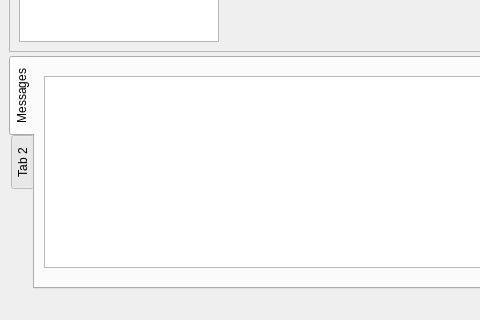
Old version of the form blocks/eyeBlocks/templates/blocks.ui in the repository csparkresearch/ExpEYES17-Qt; both pictures show x 0 to 480 and y 433 to 753 of the 989 by 753 pixel window.
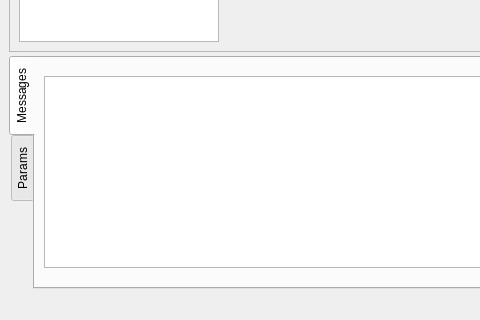
New version of the form. Custom widgets are drawn as their Qt base class.

```diff
--- a/blocks/eyeBlocks/templates/blocks.ui
+++ b/blocks/eyeBlocks/templates/blocks.ui
@@ -100,7 +100,7 @@
        </widget>
        <widget class="QWidget" name="tab_2">
         <attribute name="title">
-         <string>Tab 2</string>
+         <string>Params</string>
         </attribute>
        </widget>
       </widget>
```
Left out of the diff: 8 changed lines with no effect on the pictures.
